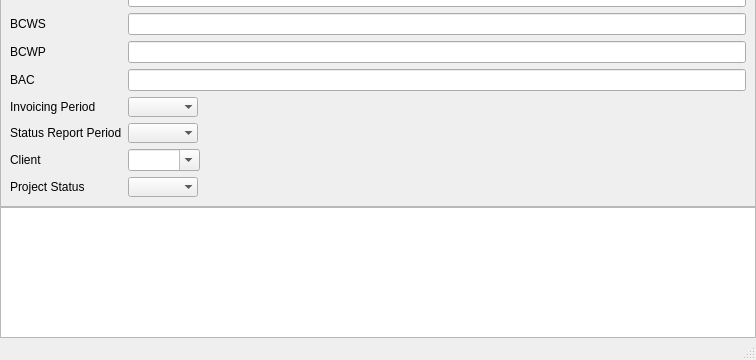
The window that mainwindow.ui (kestermckinney/ProjectNotes) describes before a commit, drawn with Qt 5; both pictures show x 0 to 756 and y 269 to 629 of the 756 by 629 pixel window.
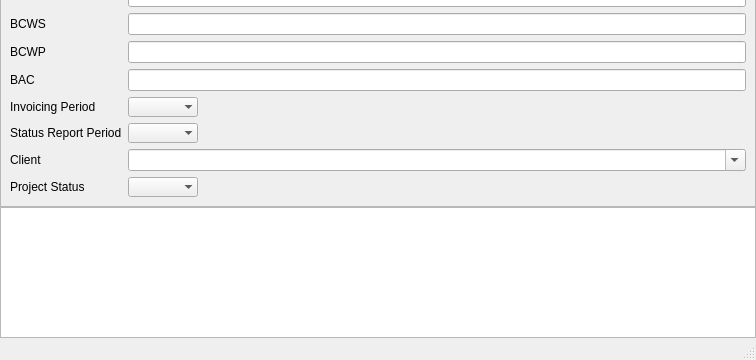
The same window after the commit. Icons and pictures are not drawn. Custom widgets are drawn as their Qt base class.

Diff of the .ui file:
```diff
--- a/mainwindow.ui
+++ b/mainwindow.ui
@@ -657,6 +657,12 @@
                </item>
                <item row="12" column="1">
                 <widget class="QComboBox" name="comboBoxClient">
+                 <property name="sizePolicy">
+                  <sizepolicy hsizetype="Expanding" vsizetype="Fixed">
+                   <horstretch>0</horstretch>
+                   <verstretch>0</verstretch>
+                  </sizepolicy>
+                 </property>
                  <property name="editable">
                   <bool>true</bool>
                  </property>
```
Left out of the diff: 3 changed lines with no effect on the pictures.
